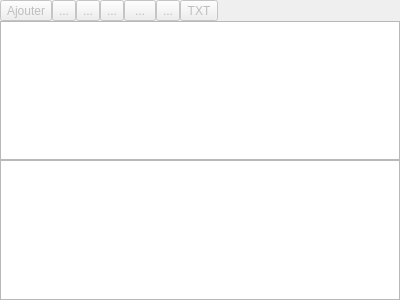
This is w_contenujeu.ui in nivhg/ludopen as Qt 5 draws it before an edit. The edited form follows.
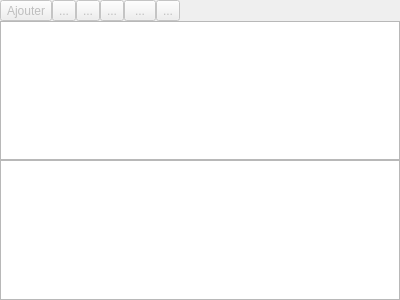
This is the edited form. Icons and pictures are not drawn.

```diff
--- a/w_contenujeu.ui
+++ b/w_contenujeu.ui
@@ -148,113 +148,6 @@
           </property>
          </widget>
         </item>
-        <item>
-         <widget class="QToolButton" name="TB_Texte">
-          <property name="enabled">
-           <bool>false</bool>
-          </property>
-          <property name="maximumSize">
-           <size>
-            <width>16777215</width>
-            <height>22</height>
-           </size>
-          </property>
-          <property name="palette">
-           <palette>
-            <active>
-             <colorrole role="WindowText">
-              <brush brushstyle="SolidPattern">
-               <color alpha="255">
-                <red>52</red>
-                <green>101</green>
-                <blue>164</blue>
-               </color>
-              </brush>
-             </colorrole>
-             <colorrole role="Text">
-              <brush brushstyle="SolidPattern">
-               <color alpha="255">
-                <red>52</red>
-                <green>101</green>
-                <blue>164</blue>
-               </color>
-              </brush>
-             </colorrole>
-             <colorrole role="ButtonText">
-              <brush brushstyle="SolidPattern">
-               <color alpha="255">
-                <red>52</red>
-                <green>101</green>
-                <blue>164</blue>
-               </color>
-              </brush>
-             </colorrole>
-            </active>
-            <inactive>
-             <colorrole role="WindowText">
-              <brush brushstyle="SolidPattern">
-               <color alpha="255">
-                <red>52</red>
-                <green>101</green>
-                <blue>164</blue>
-               </color>
-              </brush>
-             </colorrole>
-             <colorrole role="Text">
-              <brush brushstyle="SolidPattern">
-               <color alpha="255">
-                <red>52</red>
-                <green>101</green>
-                <blue>164</blue>
-               </color>
-              </brush>
-             </colorrole>
-             <colorrole role="ButtonText">
-              <brush brushstyle="SolidPattern">
-               <color alpha="255">
-                <red>52</red>
-                <green>101</green>
-                <blue>164</blue>
-               </color>
-              </brush>
-             </colorrole>
-            </inactive>
-            <disabled>
-             <colorrole role="WindowText">
-              <brush brushstyle="SolidPattern">
-               <color alpha="255">
-                <red>190</red>
-                <green>190</green>
-                <blue>190</blue>
-               </color>
-              </brush>
-             </colorrole>
-             <colorrole role="Text">
-              <brush brushstyle="SolidPattern">
-               <color alpha="255">
-                <red>190</red>
-                <green>190</green>
-                <blue>190</blue>
-               </color>
-              </brush>
-             </colorrole>
-             <colorrole role="ButtonText">
-              <brush brushstyle="SolidPattern">
-               <color alpha="255">
-                <red>190</red>
-                <green>190</green>
-                <blue>190</blue>
-               </color>
-              </brush>
-             </colorrole>
-            </disabled>
-           </palette>
-          </property>
-          <property name="text">
-           <string>TXT</string>
-          </property>
-         </widget>
-        </item>
         <item>
          <spacer name="horizontalSpacer">
           <property name="orientation">
```
